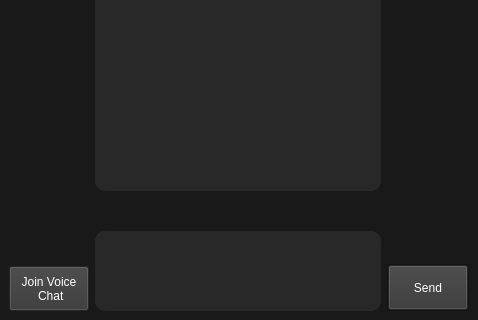
CarsonTSmith/GrackleQtClient, file mainwindow.ui: the form before one commit; both pictures show x 0 to 478 and y 368 to 688 of the 478 by 688 pixel window.
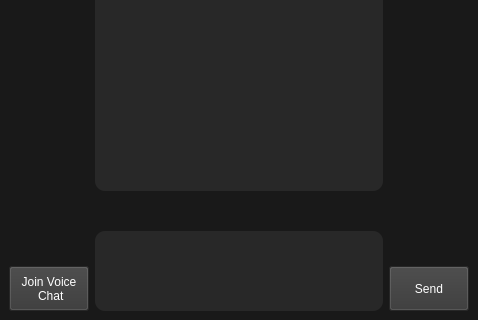
The form after the commit.

Commit message: made client work with grackle

Patch:
```diff
--- a/mainwindow.ui
+++ b/mainwindow.ui
@@ -257,7 +257,7 @@
                  <rect>
                   <x>0</x>
                   <y>0</y>
-                  <width>296</width>
+                  <width>298</width>
                   <height>556</height>
                  </rect>
                 </property>
@@ -389,7 +389,7 @@
                  <rect>
                   <x>0</x>
                   <y>0</y>
-                  <width>296</width>
+                  <width>298</width>
                   <height>80</height>
                  </rect>
                 </property>
@@ -532,10 +532,10 @@
              <string notr="true"/>
             </property>
             <property name="frameShape">
-             <enum>QFrame::StyledPanel</enum>
+             <enum>QFrame::NoFrame</enum>
             </property>
             <property name="frameShadow">
-             <enum>QFrame::Raised</enum>
+             <enum>QFrame::Plain</enum>
             </property>
             <layout class="QVBoxLayout" name="verticalLayout_10">
              <property name="spacing">
```
The commit also changes 1 other file.
